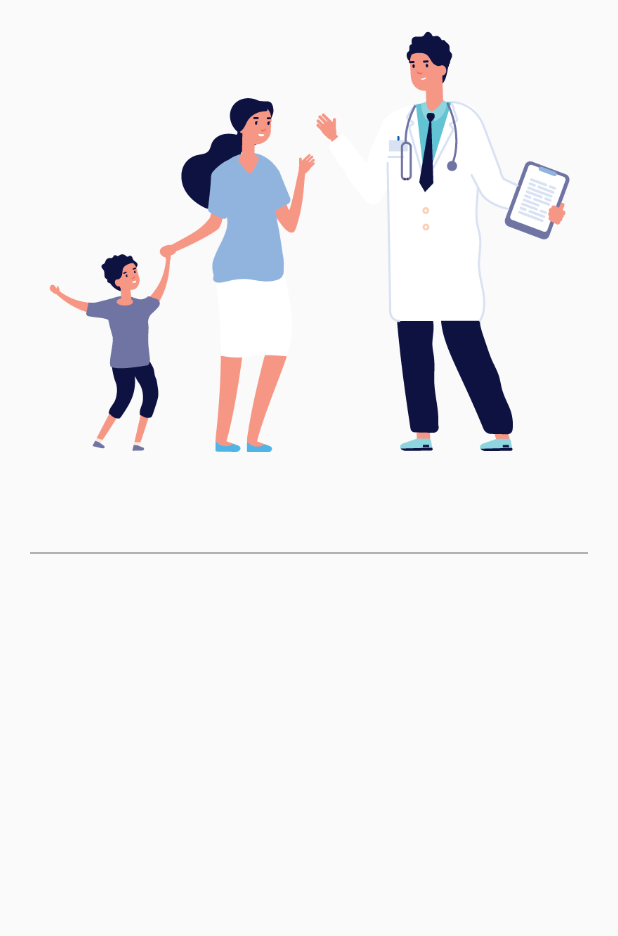
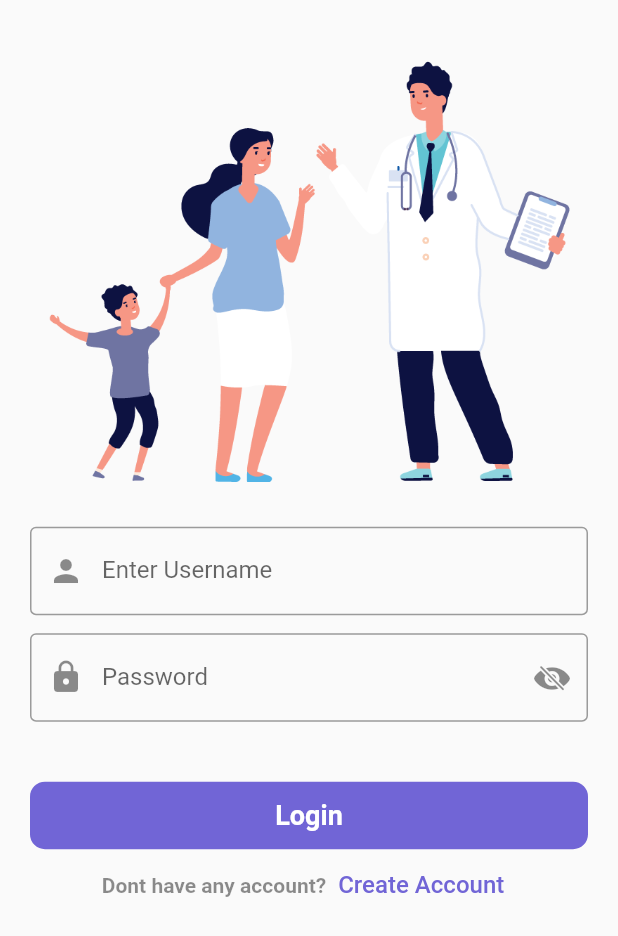
Before and after one commit to abdulrhmanGhandour/medic-app, a Flutter app: the screen it shows after launch, after a tap on "Log in", on a phone screen of 412 x 824 dp. Shown: the top 936 px of the screen. Run offline on Flutter 3.47's test engine with Material 2 defaults, Android fonts, the phone set to English and light mode, and no system bars; our stand-ins replace go_router.

Commit message:
login & sing up view done

```diff
--- a/lib/core/utls/app_router.dart
+++ b/lib/core/utls/app_router.dart
@@ -1,5 +1,6 @@
 import 'package:go_router/go_router.dart';
 import 'package:medicapp/features/Authentication/presanteion/view/login_view.dart';
+import 'package:medicapp/features/Authentication/presanteion/view/sing_up_view.dart';
 import 'package:medicapp/features/home/data/doctor_list.dart';
 import 'package:medicapp/features/home/presanteion/view/appoinment_doctor_view.dart';
 import 'package:medicapp/features/home/presanteion/view/home_view.dart';
@@ -12,6 +13,8 @@ abstract class AppRouter {
   static const kAppoinmentView = '/AppoinmentView';
   static const kScheduleView = '/ScheduleView';
   static const kLoginView = '/LoginView';
+
+  static const kSingUpView = '/SingUpView';
 
   static final router = GoRouter(
     routes: [
@@ -37,6 +40,10 @@ abstract class AppRouter {
         path: kLoginView,
         builder: (context, state) => const LoginView(),
       ),
+      GoRoute(
+        path: kSingUpView,
+        builder: (context, state) => const SingUpView(),
+      ),
     ],
   );
 }
--- /dev/null
+++ b/lib/features/Authentication/presanteion/view/widgets/custom_pass_text_feild.dart
@@ -0,0 +1,38 @@
+import 'package:flutter/cupertino.dart';
+import 'package:flutter/material.dart';
+
+class CustomPassTextFeild extends StatefulWidget {
+  const CustomPassTextFeild({super.key});
+
+  @override
+  State<CustomPassTextFeild> createState() => _CustomPassTextFeildState();
+}
+
+bool passToggle = true;
+
+class _CustomPassTextFeildState extends State<CustomPassTextFeild> {
+  @override
+  Widget build(BuildContext context) {
+    return TextFormField(
+      obscureText: passToggle ? true : false,
+      decoration: InputDecoration(
+        border: const OutlineInputBorder(),
+        label: const Text('Password'),
+        prefixIcon: const Icon(Icons.lock),
+        suffixIcon: InkWell(
+          onTap: () {
+            if (passToggle == true) {
+              passToggle == false;
+            } else {
+              passToggle == true;
+            }
+            setState(() {});
+          },
+          child: passToggle
+              ? const Icon(CupertinoIcons.eye_slash_fill)
+              : const Icon(CupertinoIcons.eye_fill),
+        ),
+      ),
+    );
+  }
+}
--- /dev/null
+++ b/lib/features/Authentication/presanteion/view/widgets/custom_question_widget.dart
@@ -0,0 +1,37 @@
+import 'package:flutter/material.dart';
+import 'package:medicapp/core/utls/colors.dart';
+import 'package:medicapp/core/utls/styles.dart';
+
+class CustomQuestionWidget extends StatelessWidget {
+  const CustomQuestionWidget(
+      {super.key,
+      required this.text,
+      required this.text2,
+       this.onPressed});
+
+  final String text;
+  final String text2;
+  final Function()? onPressed;
+
+  @override
+  Widget build(BuildContext context) {
+    return Row(
+      mainAxisAlignment: MainAxisAlignment.center,
+      children: [
+        Text(
+          text,
+          style: Styles.textStyle14.copyWith(fontWeight: FontWeight.bold),
+        ),
+        TextButton(
+          onPressed: onPressed,
+          child: Text(
+            text2,
+            style: Styles.textStyle16.copyWith(
+              color: ColorData.kPrimaryColor,
+            ),
+          ),
+        ),
+      ],
+    );
+  }
+}
--- a/lib/features/Authentication/presanteion/view/widgets/custom_text_feild.dart
+++ b/lib/features/Authentication/presanteion/view/widgets/custom_text_feild.dart
@@ -1,12 +1,26 @@
 import 'package:flutter/material.dart';
 
 class CustomTextFeild extends StatelessWidget {
-  const CustomTextFeild({super.key});
+  const CustomTextFeild({
+    super.key,
+    required this.text,
+    this.prefixIcon,
+
+  });
+
+  final String text;
+  final Widget? prefixIcon;
+
 
   @override
   Widget build(BuildContext context) {
-    return  TextFormField(
+    return TextFormField(
+      decoration: InputDecoration(
+        border: const OutlineInputBorder(),
+        label: Text(text),
+        prefixIcon: prefixIcon,
 
+      ),
     );
   }
 }
--- a/lib/features/Authentication/presanteion/view/widgets/login_view_body.dart
+++ b/lib/features/Authentication/presanteion/view/widgets/login_view_body.dart
@@ -1,5 +1,11 @@
 import 'package:flutter/material.dart';
+import 'package:go_router/go_router.dart';
+import 'package:medicapp/core/utls/app_router.dart';
 import 'package:medicapp/core/utls/assets.dart';
+import 'package:medicapp/core/utls/colors.dart';
+import 'package:medicapp/core/utls/widgets/custom_text_button.dart';
+import 'package:medicapp/features/Authentication/presanteion/view/widgets/custom_pass_text_feild.dart';
+import 'package:medicapp/features/Authentication/presanteion/view/widgets/custom_question_widget.dart';
 import 'package:medicapp/features/Authentication/presanteion/view/widgets/custom_text_feild.dart';
 
 class LoginViewBody extends StatelessWidget {
@@ -8,17 +14,41 @@ class LoginViewBody extends StatelessWidget {
   @override
   Widget build(BuildContext context) {
     return Padding(
-      padding: const EdgeInsets.all(20.0),
+      padding: const EdgeInsets.symmetric(horizontal: 20, vertical: 40),
+      child: SingleChildScrollView(
         child: Column(
           children: [
             Image.asset(
               AssetsData.kDoctorsImage,
             ),
             const SizedBox(
-            height: 20,
+              height: 30,
             ),
-          const CustomTextFeild(),
+            const CustomTextFeild(
+              text: 'Enter Username',
+              prefixIcon: Icon(Icons.person),
+            ),
+            const SizedBox(
+              height: 12,
+            ),
+            const CustomPassTextFeild(),
+            const SizedBox(
+              height: 40,
+            ),
+            CustomTextButton(
+              text: 'Login',
+              textColor: Colors.white,
+              color: ColorData.kPrimaryColor,
+            ),
+             CustomQuestionWidget(
+              text: 'Dont have any account?',
+              text2: 'Create Account',
+              onPressed: () {
+                 GoRouter.of(context).push(AppRouter.kSingUpView);
+              },
+            ),
           ],
+        ),
       ),
     );
   }
--- a/lib/features/splash/presanteion/view/widget/welcome_view_body.dart
+++ b/lib/features/splash/presanteion/view/widget/welcome_view_body.dart
@@ -78,6 +78,9 @@ class WelcomViewBody extends StatelessWidget {
                 text: 'Sign in',
                 color: ColorData.kPrimaryColor,
                 textColor: Colors.white,
+                 onTap: (){
+                  GoRouter.of(context).push(AppRouter.kSingUpView);
+                },
               ),
             ],
           ),
```
Also changed, not shown: lib/features/Authentication/presanteion/view/sing_up_view.dart (added, +21 -0 lines), lib/features/Authentication/presanteion/view/widgets/sing_up_view_body.dart (added, +67 -0 lines). Lines whose indentation alone changed are shown as unchanged.
